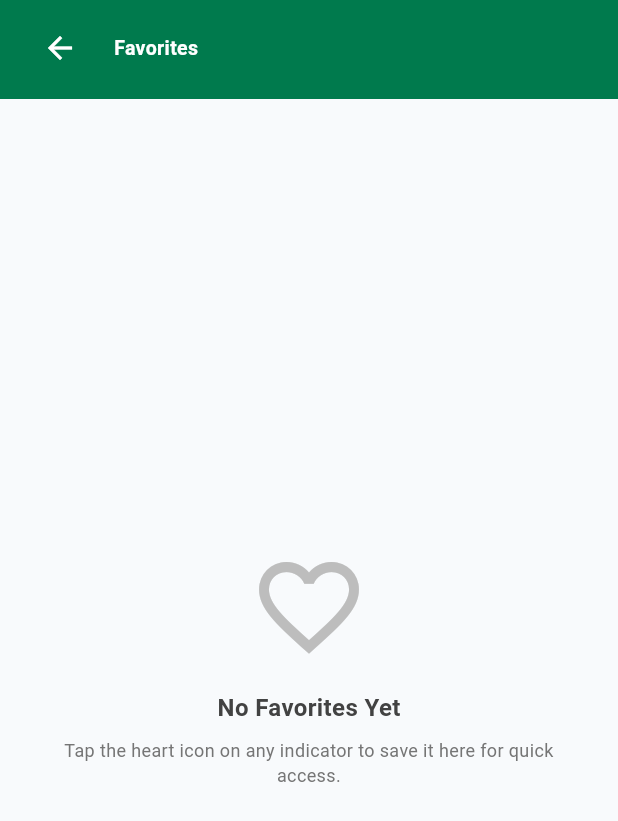
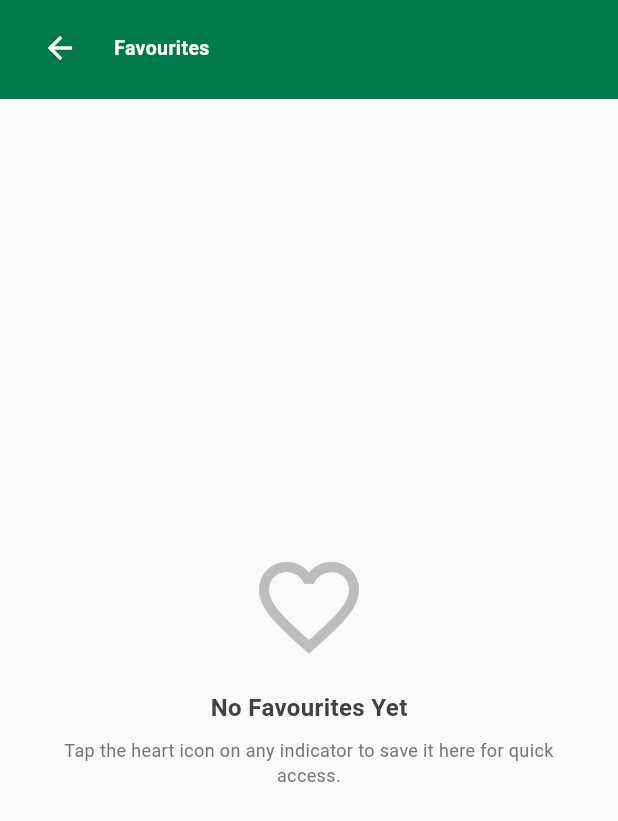
Before and after one commit to seventeen-squares/hiv_mer, a Flutter app: the FavoritesScreen screen opened by its route, on a phone screen of 412 x 824 dp. Shown: the top 821 px of the screen. Run offline on Flutter 3.47's test engine with Material 3 defaults, Android fonts, the phone set to English and light mode, and no system bars; our stand-ins replace share_plus, shared_preferences; missing offline and left inert: syncfusion_flutter_pdfviewer; accounts and stored records are empty; generated files the repository leaves out were written again; Roboto replaces fonts that are missing (SF Pro Display).

Commit message:
worked on favourites spelling

```diff
--- a/lib/src/data_elements/data_element_detail_screen.dart
+++ b/lib/src/data_elements/data_element_detail_screen.dart
@@ -126,8 +126,8 @@ class _DataElementDetailScreenState extends State<DataElementDetailScreen> {
     if (mounted) {
       ScaffoldMessenger.of(context).showSnackBar(
         SnackBar(
-          content:
-              Text(newStatus ? 'Added to favorites' : 'Removed from favorites'),
+          content: Text(
+              newStatus ? 'Added to Favourites' : 'Removed from Favourites'),
           duration: const Duration(seconds: 2),
         ),
       );
@@ -253,8 +253,8 @@ class _DataElementDetailScreenState extends State<DataElementDetailScreen> {
                     padding: EdgeInsets.zero,
                     constraints: const BoxConstraints(),
                     tooltip: _isFavorite
-                        ? 'Remove from favorites'
-                        : 'Add to favorites',
+                        ? 'Remove from Favourites'
+                        : 'Add to Favourites',
                   ),
               ],
             ),
--- a/lib/src/home/home_screen.dart
+++ b/lib/src/home/home_screen.dart
@@ -151,10 +151,10 @@ class _HomeScreenState extends State<HomeScreen> {
                                   ),
                                   NavigationCard(
                                     icon: Icons.favorite_outline,
-                                    title: 'Favorites',
+                                    title: 'Favourites',
                                     onTap: () {
                                       Navigator.of(context)
-                                          .pushNamed('/favorites');
+                                          .pushNamed('/Favourites');
                                     },
                                   ),
                                   NavigationCard(
--- a/lib/src/indicators/favorites_screen.dart
+++ b/lib/src/indicators/favorites_screen.dart
@@ -7,7 +7,7 @@ import '../utils/constants.dart';
 import 'indicator_detail_screen.dart';
 
 class FavoritesScreen extends StatefulWidget {
-  static const routeName = '/favorites';
+  static const routeName = '/Favourites';
 
   const FavoritesScreen({super.key});
 
@@ -72,7 +72,7 @@ class _FavoritesScreenState extends State<FavoritesScreen> {
     if (mounted) {
       ScaffoldMessenger.of(context).showSnackBar(
         SnackBar(
-          content: Text('${indicator.shortname} removed from favorites'),
+          content: Text('${indicator.shortname} removed from Favourites'),
           duration: const Duration(seconds: 2),
           action: SnackBarAction(
             label: 'UNDO',
@@ -91,7 +91,7 @@ class _FavoritesScreenState extends State<FavoritesScreen> {
     final confirmed = await showDialog<bool>(
       context: context,
       builder: (context) => AlertDialog(
-        title: const Text('Clear All Favorites'),
+        title: const Text('Clear All Favourites'),
         content: const Text(
           'Are you sure you want to remove all favorites? This action cannot be undone.',
         ),
@@ -118,7 +118,7 @@ class _FavoritesScreenState extends State<FavoritesScreen> {
       if (mounted) {
         ScaffoldMessenger.of(context).showSnackBar(
           const SnackBar(
-            content: Text('All favorites cleared'),
+            content: Text('All favourites cleared'),
             duration: Duration(seconds: 2),
           ),
         );
@@ -160,7 +160,7 @@ class _FavoritesScreenState extends State<FavoritesScreen> {
                     crossAxisAlignment: CrossAxisAlignment.start,
                     children: [
                       const Text(
-                        'Favorites',
+                        'Favourites',
                         style: TextStyle(
                           color: Colors.white,
                           fontSize: 13,
@@ -188,7 +188,7 @@ class _FavoritesScreenState extends State<FavoritesScreen> {
                     ),
                     padding: EdgeInsets.zero,
                     constraints: const BoxConstraints(),
-                    tooltip: 'Clear all favorites',
+                    tooltip: 'Clear all Favourites',
                   ),
               ],
             ),
@@ -224,7 +224,7 @@ class _FavoritesScreenState extends State<FavoritesScreen> {
               ),
               const SizedBox(height: 16),
               Text(
-                'Error loading favorites',
+                'Error loading Favourites',
                 style: TextStyle(
                   fontSize: 16,
                   fontWeight: FontWeight.bold,
@@ -265,7 +265,7 @@ class _FavoritesScreenState extends State<FavoritesScreen> {
               ),
               const SizedBox(height: 16),
               Text(
-                'No Favorites Yet',
+                'No Favourites Yet',
                 style: TextStyle(
                   fontSize: 16,
                   fontWeight: FontWeight.bold,
@@ -342,7 +342,7 @@ class _FavoritesScreenState extends State<FavoritesScreen> {
                       color: Colors.red,
                       size: 20,
                     ),
-                    tooltip: 'Remove from favorites',
+                    tooltip: 'Remove from Favourites',
                     padding: EdgeInsets.zero,
                     constraints: const BoxConstraints(
                       minHeight: 24,
--- a/lib/src/indicators/indicator_detail_screen.dart
+++ b/lib/src/indicators/indicator_detail_screen.dart
@@ -170,8 +170,8 @@ class _IndicatorDetailScreenState extends State<IndicatorDetailScreen> {
     if (mounted) {
       ScaffoldMessenger.of(context).showSnackBar(
         SnackBar(
-          content:
-              Text(newStatus ? 'Added to favorites' : 'Removed from favorites'),
+          content: Text(
+              newStatus ? 'Added to Favourites' : 'Removed from Favourites'),
           duration: const Duration(seconds: 2),
         ),
       );
@@ -322,8 +322,8 @@ class _IndicatorDetailScreenState extends State<IndicatorDetailScreen> {
                     padding: EdgeInsets.zero,
                     constraints: const BoxConstraints(),
                     tooltip: _isFavorite
-                        ? 'Remove from favorites'
-                        : 'Add to favorites',
+                        ? 'Remove from Favourites'
+                        : 'Add to Favourites',
                   ),
               ],
             ),
--- a/lib/src/more/about_screen.dart
+++ b/lib/src/more/about_screen.dart
@@ -155,7 +155,6 @@ class AboutScreen extends StatelessWidget {
                           ),
                         ),
                         const SizedBox(height: 20),
-
                         Text(
                           'The National Indicator Data Set (NIDS) mobile application provides healthcare professionals and administrators with easy access to standardized health indicators and data elements used across South African health facilities.',
                           style: TextStyle(
@@ -165,7 +164,6 @@ class AboutScreen extends StatelessWidget {
                           ),
                         ),
                         const SizedBox(height: 20),
-
                         const Text(
                           'Features',
                           style: TextStyle(
@@ -175,11 +173,14 @@ class AboutScreen extends StatelessWidget {
                           ),
                         ),
                         const SizedBox(height: 12),
-                        _buildFeatureItem('Browse indicator groups and categories'),
-                        _buildFeatureItem('Search indicators and data elements'),
-                        _buildFeatureItem('Access detailed definitions and usage'),
+                        _buildFeatureItem(
+                            'Browse indicator groups and categories'),
+                        _buildFeatureItem(
+                            'Search indicators and data elements'),
+                        _buildFeatureItem(
+                            'Access detailed definitions and usage'),
                         _buildFeatureItem('Offline access to documentation'),
-                        _buildFeatureItem('Favorites for quick reference'),
+                        _buildFeatureItem('Favourites for quick reference'),
                       ],
                     ),
                   ),
--- a/lib/src/more/background_info_screen.dart
+++ b/lib/src/more/background_info_screen.dart
@@ -131,7 +131,6 @@ class BackgroundInfoScreen extends StatelessWidget {
                           ),
                         ),
                         const SizedBox(height: 20),
-
                         Text(
                           'The District Health Management Information System (DHMIS) Policy (2011) requires that the NIDS be reviewed every two years and be aligned to health system priorities. This version of the NIDS was reviewed in 2025 and will be effective from 1st April 2025 until 31st March 2030.',
                           style: TextStyle(
@@ -141,7 +140,6 @@ class BackgroundInfoScreen extends StatelessWidget {
                           ),
                         ),
                         const SizedBox(height: 20),
-
                         Text(
                           'The Director-General of Health is the custodian and final authority of the NIDS and any changes to the NIDS have to be signed off by the Director-General. If any additions or subtractions have to be made to the NIDS in the two years it is implemented, it has to be approved by the Director-General and officially communicated to stakeholders.',
                           style: TextStyle(
@@ -151,7 +149,6 @@ class BackgroundInfoScreen extends StatelessWidget {
                           ),
                         ),
                         const SizedBox(height: 20),
-
                         Text(
                           'The quality of the data collected is vital to ensure that planning and allocation of funds, equipment and personnel match the needs of the communities served by the facility or non-facility service.',
                           style: TextStyle(
@@ -205,7 +202,6 @@ class BackgroundInfoScreen extends StatelessWidget {
                           ),
                         ),
                         const SizedBox(height: 20),
-
                         Text(
                           'Each indicator group in the app is colour coded, with separate tabs for indicators and data elements, with links between an indicator and data elements to make its usage easier for health workers and data capturers. Once the App is successfully downloaded, there\'s no further data required to open and use the app or for updating.',
                           style: TextStyle(
@@ -215,7 +211,6 @@ class BackgroundInfoScreen extends StatelessWidget {
                           ),
                         ),
                         const SizedBox(height: 20),
-
                         Text(
                           'The development of this app was coordinated by NDoH M&E Directorate and supported by John Snow South Africa.',
                           style: TextStyle(
--- a/lib/src/more/help_screen.dart
+++ b/lib/src/more/help_screen.dart
@@ -114,7 +114,6 @@ class HelpScreen extends StatelessWidget {
                           ),
                         ),
                         const SizedBox(height: 32),
-
                         const Text(
                           'Copyright Information',
                           style: TextStyle(
--- a/lib/src/widgets/standard_cards.dart
+++ b/lib/src/widgets/standard_cards.dart
@@ -35,7 +35,8 @@ class StandardIndicatorCard extends StatelessWidget {
         ),
       ),
       child: InkWell(
-        onTap: onTap ?? () {
+        onTap: onTap ??
+            () {
               Navigator.of(context).pushNamed(
                 IndicatorDetailScreen.routeName,
                 arguments: indicator,
@@ -231,7 +232,8 @@ class StandardDataElementCard extends StatelessWidget {
         ),
       ),
       child: InkWell(
-        onTap: onTap ?? () {
+        onTap: onTap ??
+            () {
               Navigator.of(context).pushNamed(
                 DataElementDetailScreen.routeName,
                 arguments: dataElement,
```
Also changed, not shown: assets/data/indicator_groups.json (+12 -12 lines), lib/src/data_elements/data_element_list_screen.dart (+2 -6 lines), lib/src/indicators/indicator_list_by_group_screen.dart (+2 -6 lines), lib/src/more/acronyms_screen.dart (+18 -4 lines). Lines whose indentation alone changed are shown as unchanged.
